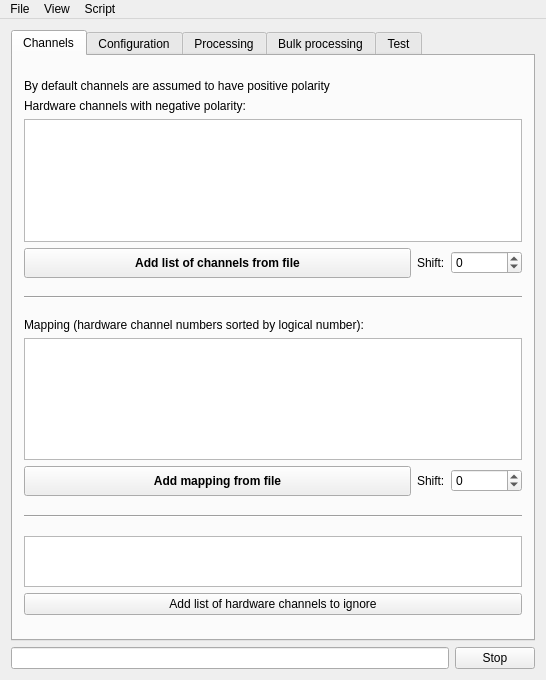
The window that GUI/mainwindow.ui (andrmor/TRB3reader) describes before a commit, drawn with Qt 5.
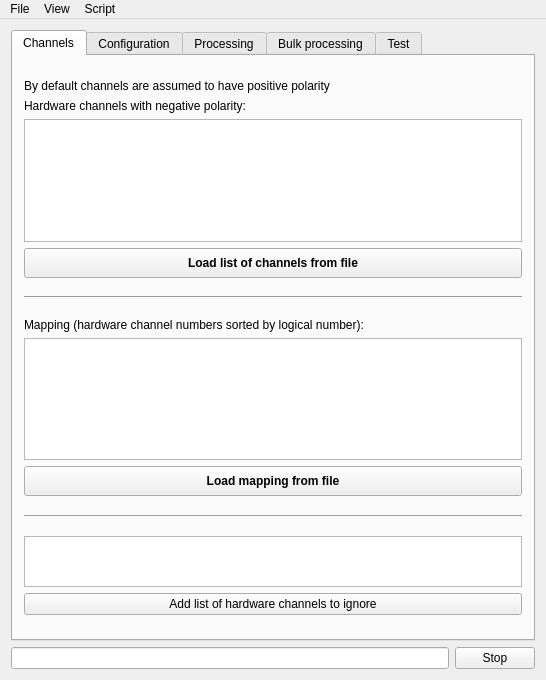
The same window after the commit. The open tabs and pages were chosen to show the change.

Diff of the .ui file:
```diff
--- a/GUI/mainwindow.ui
+++ b/GUI/mainwindow.ui
@@ -102,36 +102,7 @@
              </font>
             </property>
             <property name="text">
-             <string>Add list of channels from file</string>
-            </property>
-           </widget>
-          </item>
-          <item>
-           <widget class="QLabel" name="label_15">
-            <property name="text">
-             <string>Shift:</string>
-            </property>
-           </widget>
-          </item>
-          <item>
-           <widget class="QSpinBox" name="sbShiftNegatives">
-            <property name="sizePolicy">
-             <sizepolicy hsizetype="Minimum" vsizetype="Fixed">
-              <horstretch>0</horstretch>
-              <verstretch>0</verstretch>
-             </sizepolicy>
-            </property>
-            <property name="toolTip">
-             <string>Add this value to every channel number read from the file.</string>
-            </property>
-            <property name="minimum">
-             <number>-100000</number>
-            </property>
-            <property name="maximum">
-             <number>1000000</number>
-            </property>
-            <property name="value">
-             <number>0</number>
+             <string>Load list of channels from file</string>
             </property>
            </widget>
           </item>
@@ -251,27 +222,7 @@
              </font>
             </property>
             <property name="text">
-             <string>Add mapping from file</string>
-            </property>
-           </widget>
-          </item>
-          <item>
-           <widget class="QLabel" name="label_7">
-            <property name="text">
-             <string>Shift:</string>
-            </property>
-           </widget>
-          </item>
-          <item>
-           <widget class="QSpinBox" name="sbShift">
-            <property name="toolTip">
-             <string>Add this value to every channel number read from the file.</string>
-            </property>
-            <property name="minimum">
-             <number>-100000</number>
-            </property>
-            <property name="maximum">
-             <number>1000000</number>
+             <string>Load mapping from file</string>
             </property>
            </widget>
           </item>
```
Left out of the diff: 2 changed lines with no effect on the pictures.
